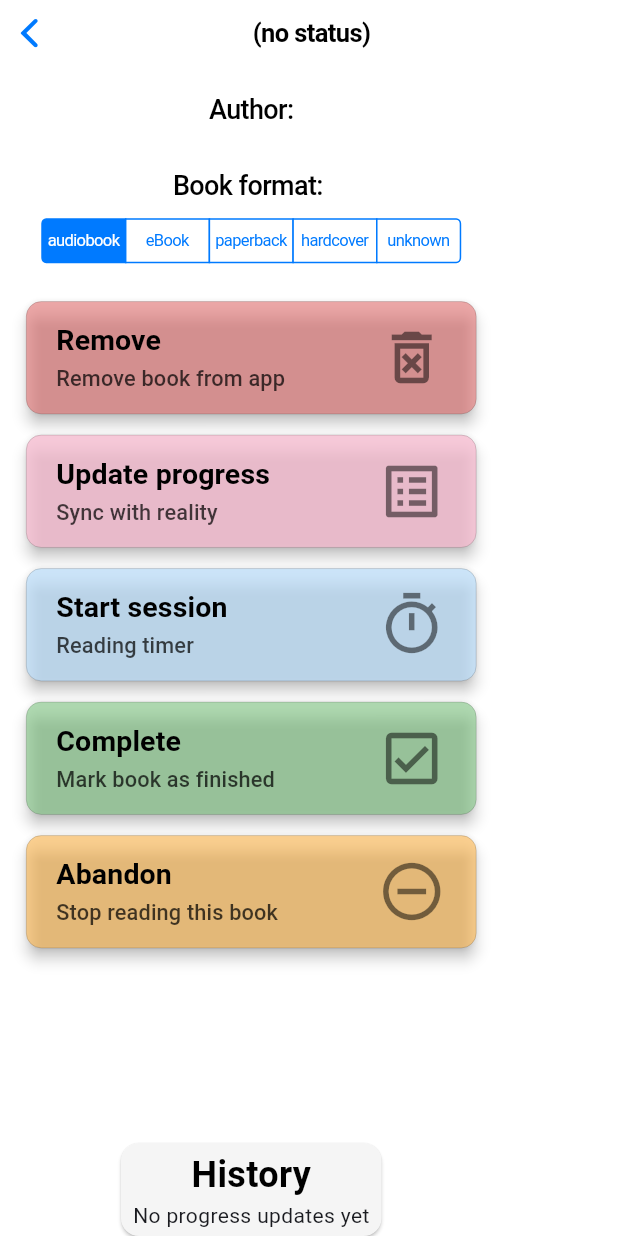
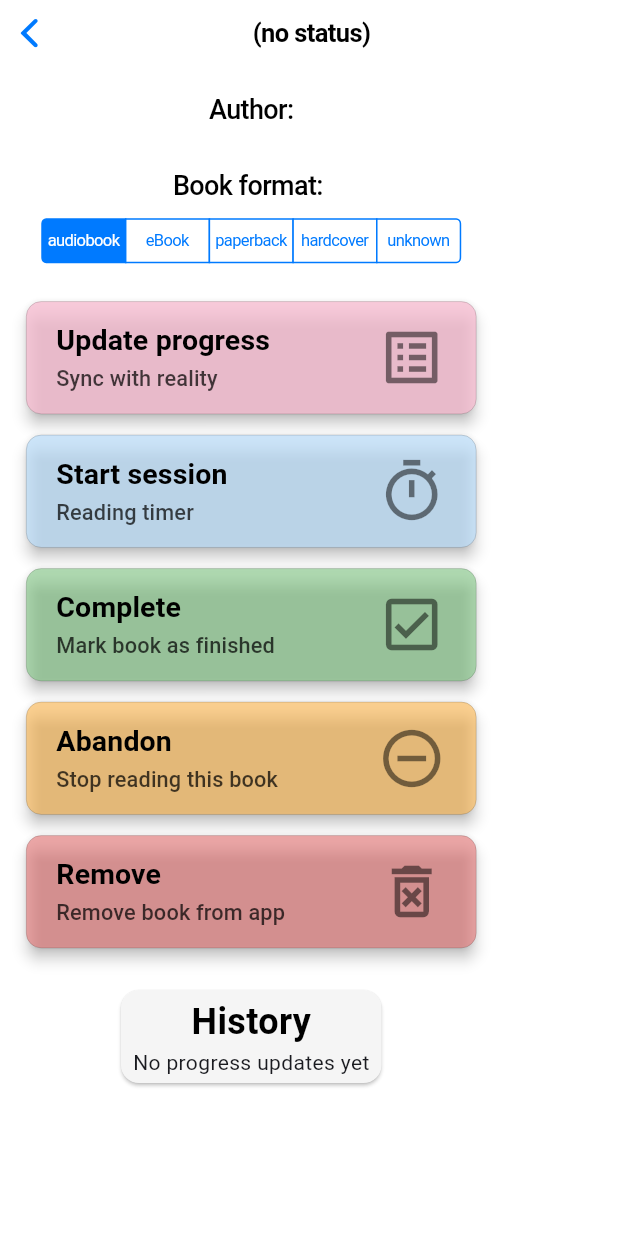
Before and after one commit to ethanp/book_track, a Flutter app: the LibraryBookPage screen opened directly with empty values, on a phone screen of 412 x 824 dp. Run offline on Flutter 3.47's test engine with Material 3 defaults, Android fonts, the phone set to English and light mode, and no system bars; our stand-ins replace fl_chart, flutter_dotenv, flutter_riverpod, riverpod_annotation, supabase_flutter; missing offline and left inert: segment_display; accounts and stored records are empty; generated files the repository leaves out were written again.

Commit message:
Various improvements

```diff
--- a/lib/data_model.dart
+++ b/lib/data_model.dart
@@ -17,6 +17,9 @@ class LibraryBook {
   final List<ProgressEvent> progressHistory;
   final List<StatusEvent> statusHistory;
   final BookFormat? bookFormat;
+
+  /// Only if [bookFormat] is [BookFormat.audiobook], then this represents the
+  /// number of minutes in the audiobook.
   final int? bookLength;
 
   DateTime get startTime => progressHistory.first.end;
--- a/lib/services/supabase_progress_service.dart
+++ b/lib/services/supabase_progress_service.dart
@@ -16,7 +16,7 @@ class SupabaseProgressService {
     DateTime? end,
   }) async =>
       await _progressClient.insert({
-        _SupaProgress.libraryBookIdCol: book.book.supaId,
+        _SupaProgress.libraryBookIdCol: book.supaId,
         _SupaProgress.userIdCol: SupabaseAuthService.loggedInUserId,
         _SupaProgress.formatCol: format.name,
         _SupaProgress.progressCol: userInput,
--- a/lib/ui/pages/currently_reading/book_tile.dart
+++ b/lib/ui/pages/currently_reading/book_tile.dart
@@ -16,7 +16,6 @@ class BookTile extends ConsumerWidget {
 
   @override
   Widget build(BuildContext context, WidgetRef ref) {
-    final int latestProgress = book.progressHistory.lastOrNull?.progress ?? 0;
     return Dismissible(
       key: Key(book.book.supaId.toString()),
       confirmDismiss: (direction) => UpdateProgressDialogPage.show(ref, book),
@@ -33,7 +32,7 @@ class BookTile extends ConsumerWidget {
         subtitle: Text(book.book.author ?? 'Author unknown'),
         leading:
             book.book.coverArtS.map(Image.memory) ?? Icon(Icons.question_mark),
-        trailing: ReadingProgressIndicator(progressPercent: latestProgress),
+        trailing: ReadingProgressIndicator(book),
         onTap: () => context.push(LibraryBookPage(book)),
       ),
     );
--- a/lib/ui/pages/library_book/book_detail_button.dart
+++ b/lib/ui/pages/library_book/book_detail_button.dart
@@ -34,7 +34,7 @@ class BookDetailButton extends StatelessWidget {
   ButtonStyle buttonStyle() {
     return ElevatedButton.styleFrom(
       padding: EdgeInsets.symmetric(
-        horizontal: dense ? 16.5 : 20,
+        horizontal: dense ? 10 : 20,
         vertical: dense ? 0 : 10,
       ),
       shape: FlutterHelpers.roundedRect(radius: 10),
@@ -48,13 +48,13 @@ class BookDetailButton extends StatelessWidget {
   Widget buttonBody() {
     final titleText = Text(
       title,
-      style: dense ? TextStyles().h4.copyWith(fontSize: 14) : TextStyles().h3,
+      style: dense ? TextStyles().h4.copyWith(fontSize: 13) : TextStyles().h3,
     );
     final subtitleText = Text(
       subtitle,
       style: TextStyle(
         color: CupertinoColors.black.withOpacity(.72),
-        fontSize: dense ? 10 : 14.5,
+        fontSize: dense ? 9 : 14.5,
       ),
     );
     final textColumn = Column(
@@ -69,7 +69,7 @@ class BookDetailButton extends StatelessWidget {
     final iconWidget = Icon(
       icon,
       color: CupertinoColors.black.withOpacity(.5),
-      size: dense ? 26 : 46,
+      size: dense ? 25 : 46,
     );
     return Row(
       mainAxisAlignment: MainAxisAlignment.spaceBetween,
--- a/lib/ui/pages/library_book/book_detail_buttons.dart
+++ b/lib/ui/pages/library_book/book_detail_buttons.dart
@@ -25,16 +25,17 @@ class BookDetailButtons extends ConsumerWidget {
   Widget build(BuildContext context, WidgetRef ref) {
     ref.watch(userLibraryProvider);
     print('building BookDetailButtons widget');
-    List<Widget> children = [remove(ref)];
-    if (!completed) {
-      children += [
-        updateProgress(ref),
-        startSession(context),
-        complete(ref),
-        abandon(ref),
-      ];
-    }
-    return Expanded(
+    final List<Widget> children = completed
+        ? [remove(ref)]
+        : [
+            updateProgress(ref),
+            startSession(context),
+            complete(ref),
+            abandon(ref),
+            remove(ref)
+          ];
+
+    return Flexible(
       child: dense
           ? Center(
               child: Wrap(
--- a/lib/ui/pages/library_book/book_properties_editor.dart
+++ b/lib/ui/pages/library_book/book_properties_editor.dart
@@ -43,7 +43,10 @@ class _EditableBookPropertiesState extends ConsumerState<BookPropertiesEditor> {
 
   @override
   Widget build(BuildContext context) {
-    return Column(children: [author(), bookFormat()]);
+    return Column(
+      mainAxisSize: MainAxisSize.min,
+      children: [author(), bookFormat()],
+    );
   }
 
   Widget author() {
@@ -57,10 +60,11 @@ class _EditableBookPropertiesState extends ConsumerState<BookPropertiesEditor> {
     );
   }
 
-  Padding bookFormat() {
+  Widget bookFormat() {
     return Padding(
       padding: const EdgeInsets.all(12),
       child: Column(
+        mainAxisSize: MainAxisSize.min,
         mainAxisAlignment: MainAxisAlignment.spaceEvenly,
         children: [
           Text('Book format: ', style: TextStyles().h4),
--- a/lib/ui/pages/library_book/library_book_page.dart
+++ b/lib/ui/pages/library_book/library_book_page.dart
@@ -39,7 +39,9 @@ class _LibraryBookPageState extends ConsumerState<LibraryBookPage> {
         middle: Text('${_libraryBook.book.title} ($subtitle)'),
       ),
       child: SafeArea(
+        child: SingleChildScrollView(
           child: Column(
+            mainAxisSize: MainAxisSize.min,
             children: [
               BookPropertiesEditor(_libraryBook),
               BookDetailButtons(book: _libraryBook),
@@ -47,12 +49,13 @@ class _LibraryBookPageState extends ConsumerState<LibraryBookPage> {
             ],
           ),
         ),
+      ),
     );
   }
 
   Widget historyChart() {
     return Card(
-      margin: EdgeInsets.symmetric(horizontal: 16),
+      margin: EdgeInsets.only(left: 16, right: 16, top: 28),
       color: Colors.grey[100],
       child: Padding(
         padding: const EdgeInsets.symmetric(horizontal: 8, vertical: 4),
```
Also changed, not shown: lib/ui/pages/currently_reading/reading_progress_indicator.dart (+38 -9 lines). Lines whose indentation alone changed are shown as unchanged.
